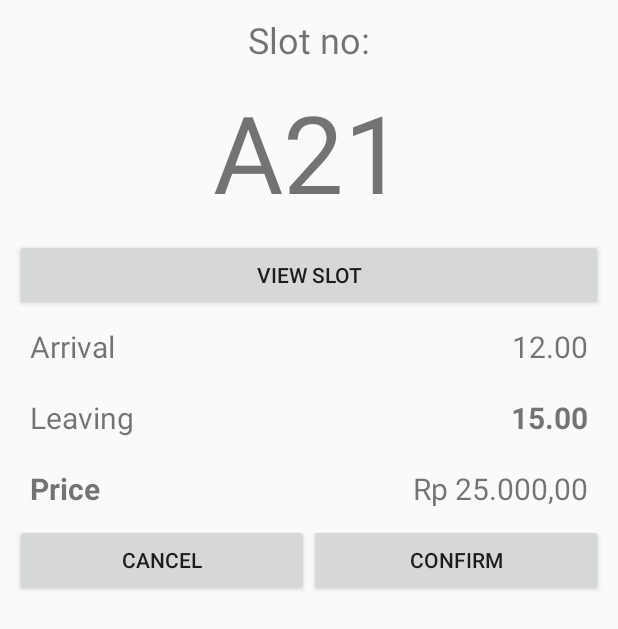
After one commit to pramestisp/SmartParkingApp, an Android app: the layout dialog_confirm.xml on its own in the app's theme, with its tools: preview values and no code run, on a phone screen of 412 x 824 dp. The commit adds this screen. Shown: the top 629 px of the screen. Run offline under Robolectric (Android 15) with nearby library versions, the phone set to English and light mode, and no system bars.

Commit message:
Confirmation dialog

```diff
--- /dev/null
+++ b/app/src/main/res/layout/dialog_confirm.xml
@@ -0,0 +1,111 @@
+<?xml version="1.0" encoding="utf-8"?>
+<LinearLayout xmlns:android="http://schemas.android.com/apk/res/android"
+    android:orientation="vertical"
+    android:layout_width="match_parent"
+    android:layout_height="match_parent"
+    android:padding="10dp">
+
+    <TextView
+        android:layout_width="match_parent"
+        android:layout_height="wrap_content"
+        android:text="Slot no:"
+        android:textSize="24sp"
+        android:textAlignment="center"
+        android:id="@+id/ugotslotno"/>
+    <TextView
+        android:layout_width="match_parent"
+        android:layout_height="wrap_content"
+        android:id="@+id/tvSlotNo"
+        android:textSize="72sp"
+        android:padding="10dp"
+        android:textAlignment="center"
+        android:text="A21"/>
+    <Button
+        android:layout_width="match_parent"
+        android:layout_height="wrap_content"
+        android:text="view slot"
+        android:id="@+id/bViewSlot"/>
+    <LinearLayout
+        android:layout_width="match_parent"
+        android:layout_height="wrap_content">
+        <TextView
+            android:layout_width="match_parent"
+            android:layout_height="wrap_content"
+            android:textSize="20sp"
+            android:padding="10dp"
+            android:text="Arrival"
+            android:layout_weight="1"/>
+        <TextView
+            android:layout_width="match_parent"
+            android:layout_height="wrap_content"
+            android:id="@+id/tvFromTime"
+            android:textSize="20sp"
+            android:padding="10dp"
+            android:text="12.00"
+            android:textAlignment="viewEnd"
+            android:layout_weight="1"/>
+    </LinearLayout>
+
+    <LinearLayout
+        android:layout_width="match_parent"
+        android:layout_height="wrap_content">
+        <TextView
+            android:layout_width="match_parent"
+            android:layout_height="wrap_content"
+            android:textSize="20sp"
+            android:padding="10dp"
+            android:layout_weight="1"
+            android:text="Leaving"/>
+        <TextView
+            android:layout_width="match_parent"
+            android:layout_height="wrap_content"
+            android:id="@+id/tvToTime"
+            android:textSize="20sp"
+            android:padding="10dp"
+            android:layout_weight="1"
+            android:text="15.00"
+            android:textStyle="bold"
+            android:textAlignment="viewEnd"/>
+    </LinearLayout>
+
+    <LinearLayout
+        android:layout_width="match_parent"
+        android:layout_height="wrap_content">
+        <TextView
+            android:layout_width="match_parent"
+            android:layout_height="wrap_content"
+            android:textSize="20sp"
+            android:padding="10dp"
+            android:layout_weight="1"
+            android:text="Price"
+            android:textStyle="bold"/>
+        <TextView
+            android:layout_width="match_parent"
+            android:layout_height="wrap_content"
+            android:id="@+id/tvPrice"
+            android:textSize="20sp"
+            android:padding="10dp"
+            android:layout_weight="1"
+            android:text="Rp 25.000,00"
+            android:textAlignment="viewEnd"/>
+    </LinearLayout>
+
+    <LinearLayout
+        android:layout_width="match_parent"
+        android:layout_height="wrap_content">
+        <Button
+            android:layout_width="wrap_content"
+            android:layout_height="wrap_content"
+            android:layout_weight="1"
+            android:text="cancel"
+            android:id="@+id/bCancel"/>
+        <Button
+            android:layout_width="wrap_content"
+            android:layout_height="wrap_content"
+            android:layout_weight="1"
+            android:text="confirm"
+            android:id="@+id/bConfirm"/>
+    </LinearLayout>
+
+
+</LinearLayout>
```
Also changed, not shown: app/src/main/java/id/ac/ugm/smartparking/smartparkingapp/MainActivity.java (+74 -19 lines).
